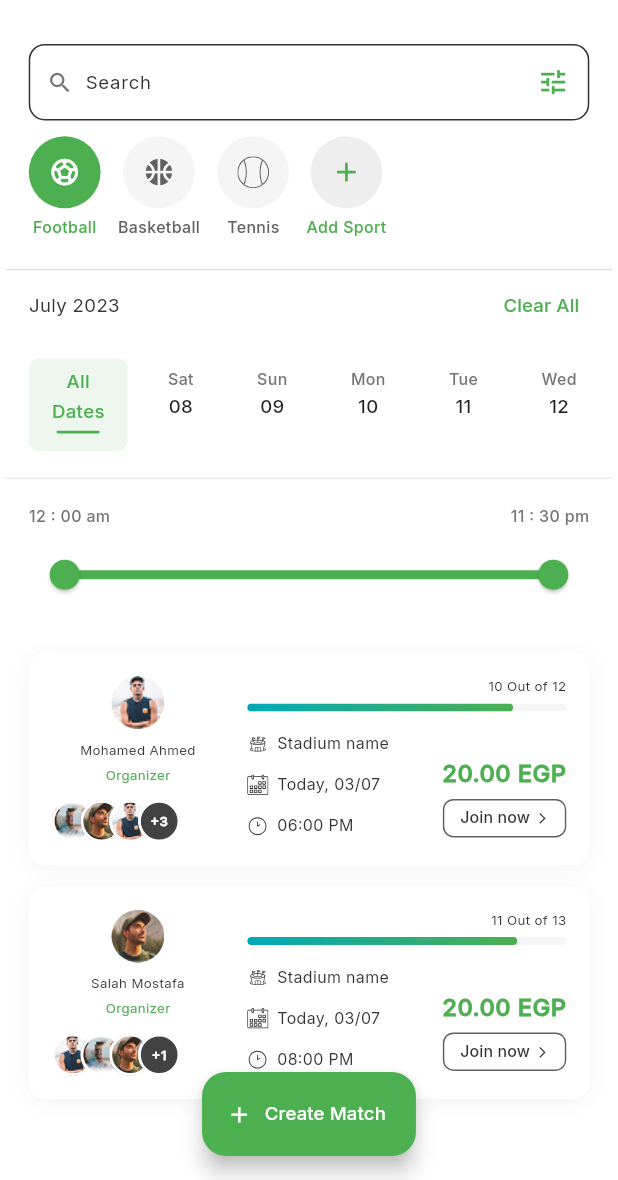
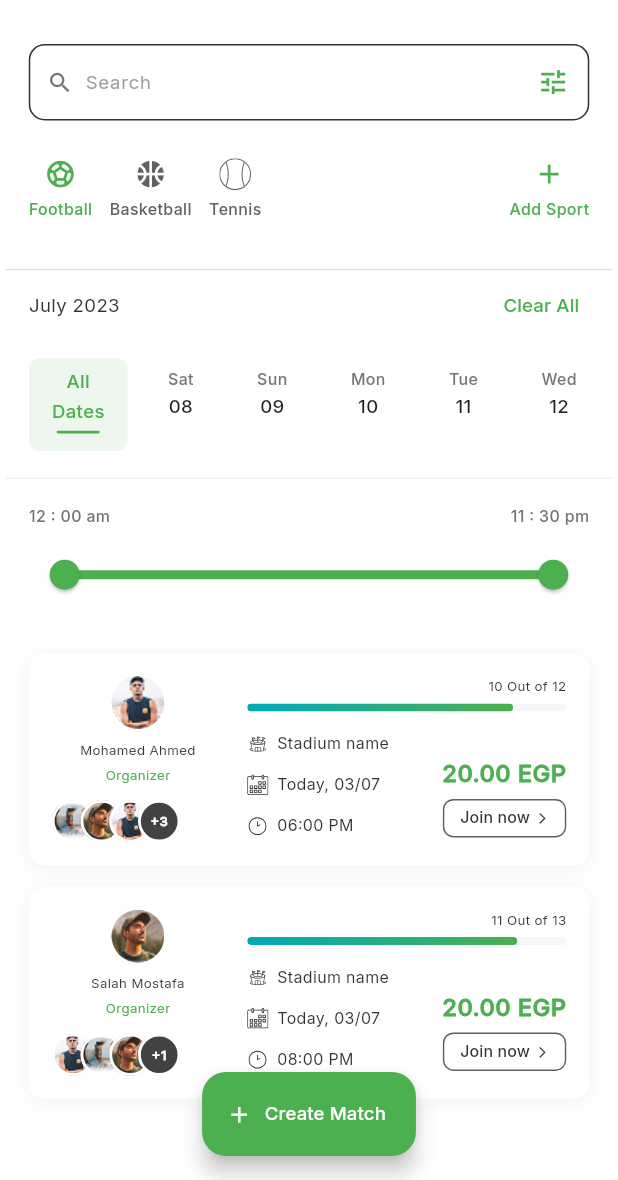
Before and after one commit to ibnRizk/sportofy, a Flutter app: the MatchesView screen opened directly, on a phone screen of 412 x 824 dp, the part 56-1236 px from its top. Run offline on Flutter 3.47's test engine with Material 3 defaults, Android fonts, the phone set to English and light mode, and no system bars; our stand-ins replace cached_network_image, connectivity_plus, country_picker, dartz, dio, equatable and 15 more; accounts and stored records are empty; project files that could hold a hidden picture were left out.

Commit message:
fix stadium and matches issue in postion of add sport icon

```diff
--- a/lib/core/widgets/shared_filter_header.dart
+++ b/lib/core/widgets/shared_filter_header.dart
@@ -106,7 +106,7 @@ class _SharedFilterHeaderState
               decoration: InputDecoration(
                 hintText: 'Search',
                 hintStyle: TextStyles.regular14(
-                  color: MyColors.darkGrayColor,
+                  color: MyColors.grey,
                 ),
                 // Minimize the gap between icon and hint text/same line:
                 prefixIcon: Padding(
@@ -117,7 +117,8 @@ class _SharedFilterHeaderState
                   child: Icon(
                     Icons.search,
                     color: MyColors.grey600,
-                    size: AppDimens.iconSize20, // slightly reduced icon size
+                    size: AppDimens
+                        .iconSize20, // slightly reduced icon size
                   ),
                 ),
                 prefixIconConstraints: const BoxConstraints(
@@ -137,7 +138,8 @@ class _SharedFilterHeaderState
                         showModalBottomSheet(
                           context: context,
                           isScrollControlled: true,
-                          backgroundColor: MyColors.transparent,
+                          backgroundColor:
+                              MyColors.transparent,
                           builder: (context) =>
                               const FilterSheet(),
                         );
@@ -170,18 +172,52 @@ class _SharedFilterHeaderState
           // Sports Filter
           SizedBox(
             height: 80.h,
+            child: Row(
+              crossAxisAlignment: CrossAxisAlignment.center,
+              children: [
+                // Sports List (Scrollable on the left)
+                Expanded(
                   child: ListView.builder(
                     scrollDirection: Axis.horizontal,
-              padding: EdgeInsets.symmetric(
-                horizontal: 20.w,
+                    padding: EdgeInsets.only(left: 20.w),
+                    itemCount: _sports.length,
+                    itemBuilder: (context, index) {
+                      return Padding(
+                        padding: EdgeInsets.only(
+                          right: 12.w,
                         ),
-              itemCount:
-                  _sports.length + 1, // +1 for "Add Sport"
-              itemBuilder: (context, index) {
-                if (index == _sports.length) {
-                  // "Add Sport" item
-                  return Padding(
-                    padding: EdgeInsets.only(right: 12.w),
+                        child: Align(
+                          alignment: Alignment.center,
+                          child: _SportFilterItem(
+                            icon: _getSportIcon(
+                              _sports[index],
+                            ),
+                            iconPath: _getSportIconPath(
+                              _sports[index],
+                            ),
+                            label: _sports[index],
+                            isSelected:
+                                _selectedSportIndex ==
+                                index,
+                            onTap: () {
+                              setState(() {
+                                _selectedSportIndex = index;
+                              });
+                            },
+                          ),
+                        ),
+                      );
+                    },
+                  ),
+                ),
+                // Add Sport (Fixed on the right)
+                Align(
+                  alignment: Alignment.center,
+                  child: Padding(
+                    padding: EdgeInsets.only(
+                      right: 20.w,
+                      left: 12.w,
+                    ),
                     child: GestureDetector(
                       onTap:
                           widget.onAddSportTap ??
@@ -205,19 +241,13 @@ class _SharedFilterHeaderState
                           },
                       child: Column(
                         mainAxisSize: MainAxisSize.min,
+                        mainAxisAlignment:
+                            MainAxisAlignment.center,
                         children: [
-                          Container(
-                            width: 50.w,
-                            height: 50.w,
-                            decoration: BoxDecoration(
-                              color: Colors.grey[200],
-                              shape: BoxShape.circle,
-                            ),
-                            child: Icon(
+                          Icon(
                             Icons.add,
                             color: MyColors.greenButton,
                             size: 24.sp,
-                            ),
                           ),
                           SizedBox(height: 6.h),
                           Text(
@@ -231,27 +261,9 @@ class _SharedFilterHeaderState
                         ],
                       ),
                     ),
-                  );
-                }
-
-                return Padding(
-                  padding: EdgeInsets.only(right: 12.w),
-                  child: _SportFilterItem(
-                    icon: _getSportIcon(_sports[index]),
-                    iconPath: _getSportIconPath(
-                      _sports[index],
                   ),
-                    label: _sports[index],
-                    isSelected:
-                        _selectedSportIndex == index,
-                    onTap: () {
-                      setState(() {
-                        _selectedSportIndex = index;
-                      });
-                    },
                 ),
-                );
-              },
+              ],
             ),
           ),
 
@@ -418,24 +430,14 @@ class _SportFilterItem extends StatelessWidget {
       child: Column(
         mainAxisSize: MainAxisSize.min,
         children: [
-          Container(
-            width: 50.w,
-            height: 50.w,
-            decoration: BoxDecoration(
-              color: isSelected
-                  ? MyColors.greenButton
-                  : Colors.grey[100],
-              shape: BoxShape.circle,
-            ),
-            child: Center(
-              child: iconPath != null
+          iconPath != null
               ? SvgPicture.asset(
                   iconPath!,
                   width: 24.sp,
                   height: 24.sp,
                   colorFilter: ColorFilter.mode(
                     isSelected
-                            ? Colors.white
+                        ? MyColors.greenButton
                         : Colors.grey[700]!,
                     BlendMode.srcIn,
                   ),
@@ -443,11 +445,9 @@ class _SportFilterItem extends StatelessWidget {
               : Icon(
                   icon,
                   color: isSelected
-                          ? Colors.white
+                      ? MyColors.greenButton
                       : Colors.grey[700],
                   size: 24.sp,
-                    ),
-            ),
                 ),
           SizedBox(height: 6.h),
           Text(
```
Also changed, not shown: lib/features/stadiums/presentation/views/stadiums_view.dart (+49 -51 lines). Lines whose indentation alone changed are shown as unchanged.
